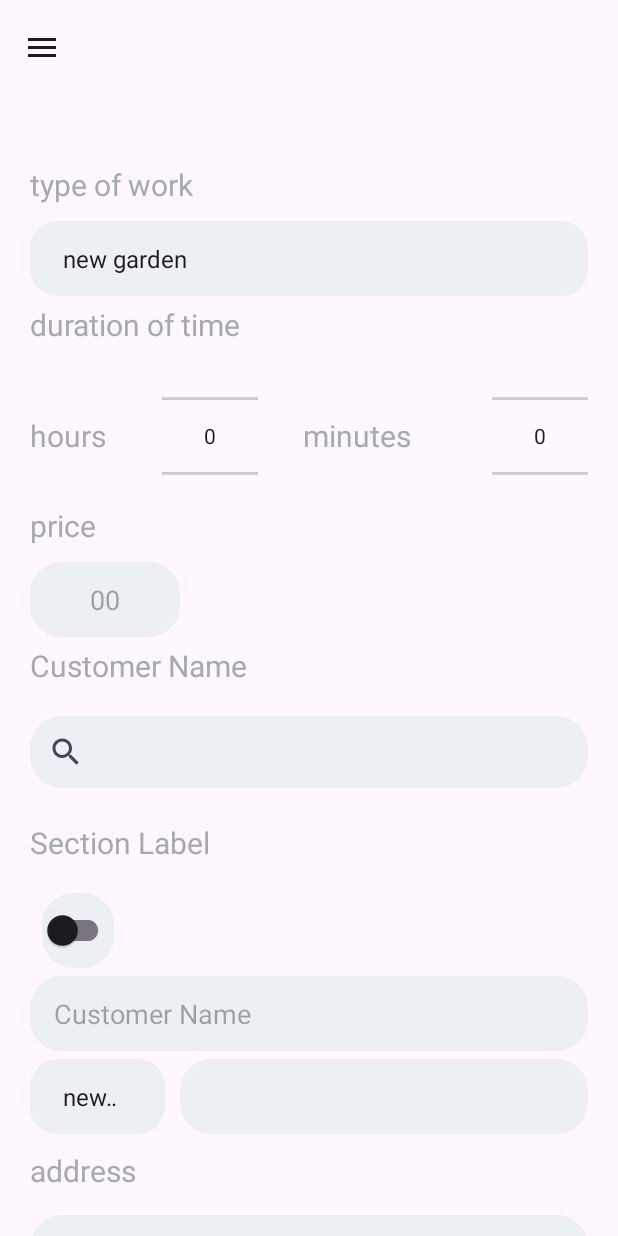
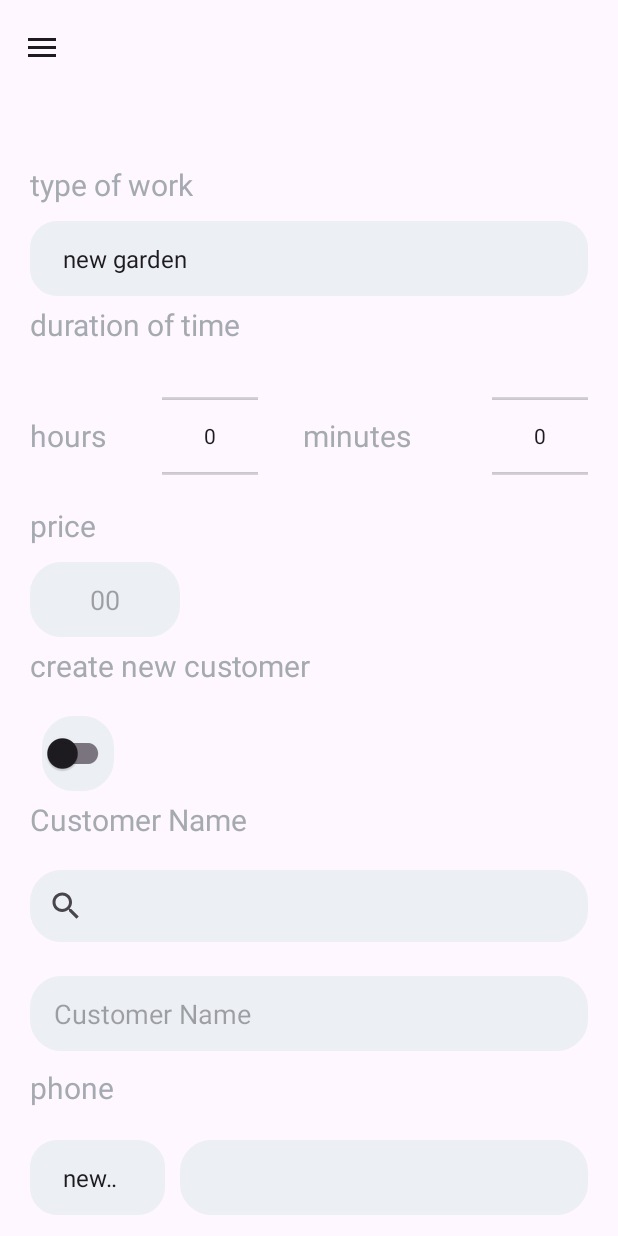
Before and after one commit to Or-Moshe/FinalAndroidProject, an Android app: the screen it shows after launch (MainActivity), on a phone screen of 412 x 824 dp. Run offline under Robolectric (Android 15) with nearby library versions, the phone set to English and light mode, and no system bars; our stand-ins replace Firebase (no records; nobody signed in at launch, a user with empty details on screens opened directly); Roboto replaces fonts that are not available here.

Commit message:
search address

```diff
--- a/app/src/main/res/layout/fragment_new_work_form.xml
+++ b/app/src/main/res/layout/fragment_new_work_form.xml
@@ -118,10 +118,33 @@
             </LinearLayout>
 
             <LinearLayout
+                android:id="@+id/ll_checkbox"
+                android:layout_width="match_parent"
+                android:layout_height="match_parent"
+                android:layout_below="@id/ll_price"
+                android:layout_marginBottom="5dp"
+                android:orientation="vertical">
+
+                <TextView
+                    android:id="@+id/sectionLabel"
+                    android:text="@string/create_new_customer"
+                    style="@style/text_view"/>
+
+                <com.google.android.material.switchmaterial.SwitchMaterial
+                    android:id="@+id/sectionSwitch"
+                    android:layout_width="wrap_content"
+                    android:layout_height="wrap_content"
+                    android:layout_marginStart="8dp"
+                    style="@style/input_int"
+                    android:checked="false"
+                    android:background="@drawable/edit_text_bg"/>
+            </LinearLayout>
+
+            <LinearLayout
                 android:id="@+id/ll_search_customer"
                 android:layout_width="match_parent"
                 android:layout_height="match_parent"
-                android:layout_below="@id/ll_price"
+                android:layout_below="@id/ll_checkbox"
                 android:layout_marginBottom="5dp"
                 android:orientation="vertical">
 
@@ -152,32 +175,10 @@
             </LinearLayout>
 
             <LinearLayout
-                android:id="@+id/ll_checkbox"
-                android:layout_width="match_parent"
-                android:layout_height="match_parent"
-                android:layout_below="@id/ll_search_customer"
-                android:layout_marginBottom="5dp"
-                android:orientation="vertical">
-
-                <TextView
-                    android:id="@+id/sectionLabel"
-                    android:text="Section Label"
-                    style="@style/text_view"/>
-
-                <com.google.android.material.switchmaterial.SwitchMaterial
-                    android:id="@+id/sectionSwitch"
-                    android:layout_width="wrap_content"
-                    android:layout_height="wrap_content"
-                    android:layout_marginStart="8dp"
-                    style="@style/input_int"
-                    android:background="@drawable/edit_text_bg"/>
-            </LinearLayout>
-
-            <LinearLayout
                 android:id="@+id/ll_new_customer"
                 android:layout_width="match_parent"
                 android:layout_height="wrap_content"
-                android:layout_below="@id/ll_checkbox"
+                android:layout_below="@id/ll_search_customer"
                 android:orientation="vertical"
                 android:visibility="visible">
 
@@ -200,7 +201,23 @@
                     android:id="@+id/ll_phone"
                     android:layout_width="match_parent"
                     android:layout_height="wrap_content"
-                    android:orientation="horizontal">
+                    android:orientation="vertical">
+
+                    <LinearLayout
+                        android:layout_width="match_parent"
+                        android:layout_height="wrap_content">
+
+                        <TextView
+                            android:layout_width="wrap_content"
+                            android:layout_height="wrap_content"
+                            android:text="phone"
+                            android:theme="@style/text_view" />
+
+                    </LinearLayout>
+
+                    <LinearLayout
+                        android:layout_width="match_parent"
+                        android:layout_height="match_parent">
 
                         <Spinner
                             android:id="@+id/phone_dropdown"
@@ -220,6 +237,7 @@
                             android:background="@drawable/edit_text_bg"
                             style="@style/input_start"/>
                     </LinearLayout>
+                </LinearLayout>
 
                 <LinearLayout
                     android:theme="@style/ll_horizontal"
@@ -235,52 +253,16 @@
                         android:text="@string/address"
                         android:theme="@style/text_view" />
 
-                    <LinearLayout
-                        android:theme="@style/ll_horizontal"
+                        <AutoCompleteTextView
+                            android:id="@+id/autoCompleteLocation"
                             android:layout_width="match_parent"
-                        android:layout_height="match_parent"
-                        android:orientation="horizontal"
-                        android:visibility="gone">
-
-                        <com.google.android.material.textfield.TextInputEditText
-                            android:id="@+id/input_street"
-                            style="@style/input_int"
-                            android:layout_width="0dp"
-                            android:layout_height="50dp"
-                            android:layout_weight="0.7"
+                            android:hint="search location"
                             android:inputType="textAutoComplete"
                             android:background="@drawable/edit_text_bg"
-                            android:hint="@string/street"
-                            />
-
-                        <com.google.android.material.textfield.TextInputEditText
-                            android:id="@+id/input_street_number"
-                            style="@style/input_int"
-                            android:layout_width="0dp"
-                            android:layout_height="match_parent"
-                            android:layout_weight="0.3"
-                            android:background="@drawable/edit_text_bg"
-                            android:hint="@string/number"
-                            android:inputType="number" />
+                            style="@style/input_start"/>
 
                 </LinearLayout>
-
-                    <LinearLayout
-                        android:theme="@style/ll_horizontal"
-                        android:layout_width="match_parent"
-                        android:layout_height="wrap_content"
-                        android:orientation="horizontal">
-
-                        <com.google.android.material.textfield.TextInputEditText
-                            android:layout_width="match_parent"
-                            android:inputType="textAutoComplete"
-                            android:hint="@string/city"
-                            android:background="@drawable/edit_text_bg"
-                            style="@style/input_start"/>
             </LinearLayout>
-                </LinearLayout>
-            </LinearLayout>
-
 
             <LinearLayout
                 android:id="@+id/ll_comment"
```
Lines whose indentation alone changed are shown as unchanged.
